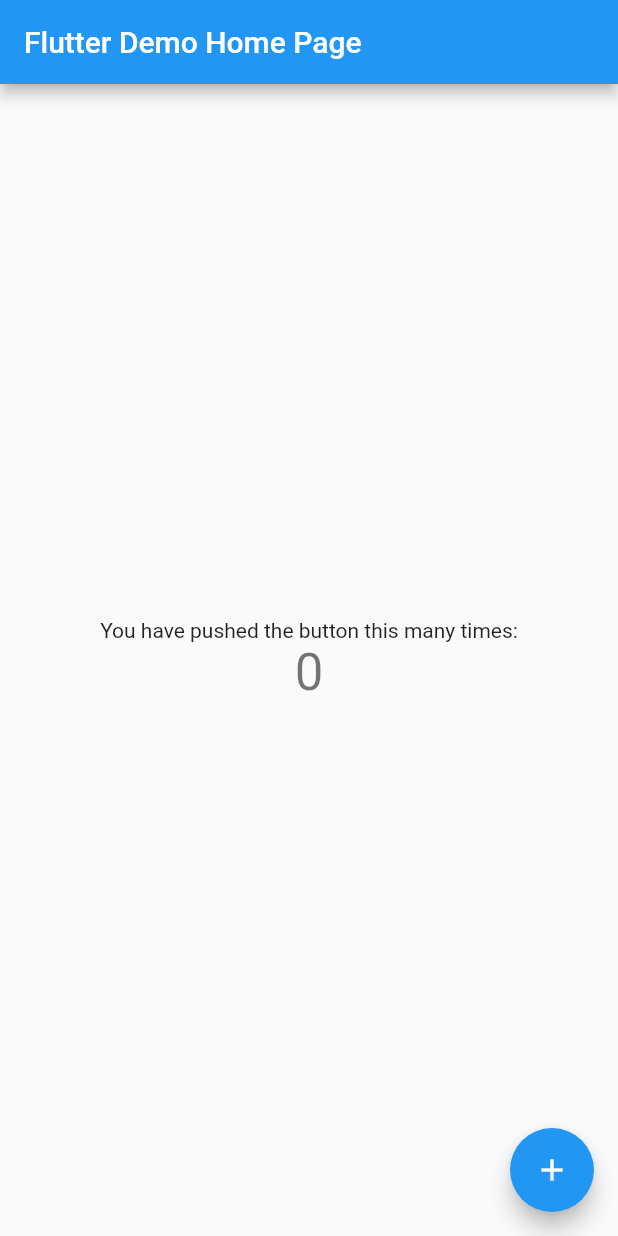
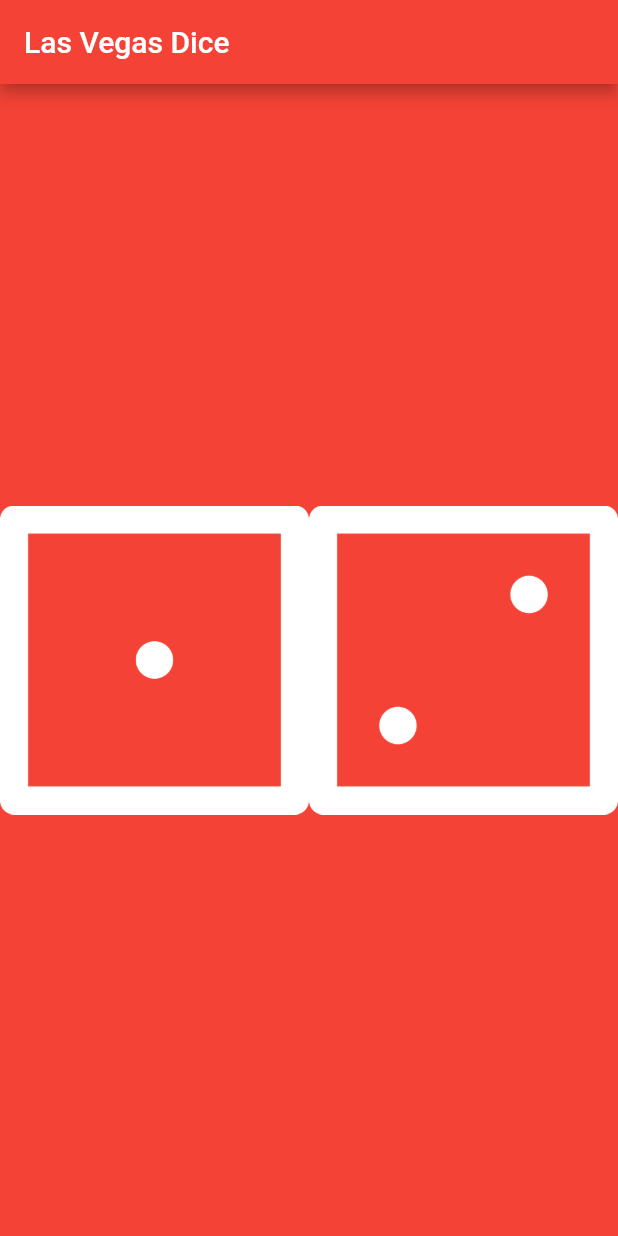
Before and after one commit to dhirajj14/Dice-Flutter-App, a Flutter app: the screen it shows after launch, on a phone screen of 412 x 824 dp. Run offline on Flutter 3.47's test engine with Material 2 defaults, Android fonts, the phone set to English and light mode, and no system bars.

Commit message:
add icons and image assets

```diff
--- a/lib/main.dart
+++ b/lib/main.dart
@@ -9,109 +9,41 @@ class MyApp extends StatelessWidget {
   @override
   Widget build(BuildContext context) {
     return MaterialApp(
-      title: 'Flutter Demo',
+      title: 'Dice App',
       theme: ThemeData(
-        // This is the theme of your application.
-        //
-        // Try running your application with "flutter run". You'll see the
-        // application has a blue toolbar. Then, without quitting the app, try
-        // changing the primarySwatch below to Colors.green and then invoke
-        // "hot reload" (press "r" in the console where you ran "flutter run",
-        // or simply save your changes to "hot reload" in a Flutter IDE).
-        // Notice that the counter didn't reset back to zero; the application
-        // is not restarted.
-        primarySwatch: Colors.blue,
-        // This makes the visual density adapt to the platform that you run
-        // the app on. For desktop platforms, the controls will be smaller and
-        // closer together (more dense) than on mobile platforms.
+        primarySwatch: Colors.red,
         visualDensity: VisualDensity.adaptivePlatformDensity,
       ),
-      home: MyHomePage(title: 'Flutter Demo Home Page'),
+      home: MyHomePage(),
     );
   }
 }
 
 class MyHomePage extends StatefulWidget {
-  MyHomePage({Key key, this.title}) : super(key: key);
-
-  // This widget is the home page of your application. It is stateful, meaning
-  // that it has a State object (defined below) that contains fields that affect
-  // how it looks.
-
-  // This class is the configuration for the state. It holds the values (in this
-  // case the title) provided by the parent (in this case the App widget) and
-  // used by the build method of the State. Fields in a Widget subclass are
-  // always marked "final".
-
-  final String title;
-
   @override
   _MyHomePageState createState() => _MyHomePageState();
 }
 
 class _MyHomePageState extends State<MyHomePage> {
-  int _counter = 0;
-
-  void _incrementCounter() {
-    setState(() {
-      // This call to setState tells the Flutter framework that something has
-      // changed in this State, which causes it to rerun the build method below
-      // so that the display can reflect the updated values. If we changed
-      // _counter without calling setState(), then the build method would not be
-      // called again, and so nothing would appear to happen.
-      _counter++;
-    });
-  }
-
   @override
   Widget build(BuildContext context) {
-    // This method is rerun every time setState is called, for instance as done
-    // by the _incrementCounter method above.
-    //
-    // The Flutter framework has been optimized to make rerunning build methods
-    // fast, so that you can just rebuild anything that needs updating rather
-    // than having to individually change instances of widgets.
     return Scaffold(
+      backgroundColor: Colors.red,
       appBar: AppBar(
-        // Here we take the value from the MyHomePage object that was created by
-        // the App.build method, and use it to set our appbar title.
-        title: Text(widget.title),
+        title: Text("Las Vegas Dice"),
       ),
       body: Center(
-        // Center is a layout widget. It takes a single child and positions it
-        // in the middle of the parent.
-        child: Column(
-          // Column is also a layout widget. It takes a list of children and
-          // arranges them vertically. By default, it sizes itself to fit its
-          // children horizontally, and tries to be as tall as its parent.
-          //
-          // Invoke "debug painting" (press "p" in the console, choose the
-          // "Toggle Debug Paint" action from the Flutter Inspector in Android
-          // Studio, or the "Toggle Debug Paint" command in Visual Studio Code)
-          // to see the wireframe for each widget.
-          //
-          // Column has various properties to control how it sizes itself and
-          // how it positions its children. Here we use mainAxisAlignment to
-          // center the children vertically; the main axis here is the vertical
-          // axis because Columns are vertical (the cross axis would be
-          // horizontal).
-          mainAxisAlignment: MainAxisAlignment.center,
+        child: Row(
           children: <Widget>[
-            Text(
-              'You have pushed the button this many times:',
+            Expanded(
+              child: Image.asset('images/dice1.png'),
             ),
-            Text(
-              '$_counter',
-              style: Theme.of(context).textTheme.headline4,
+            Expanded(
+              child: Image.asset('images/dice2.png'),
             ),
           ],
         ),
       ),
-      floatingActionButton: FloatingActionButton(
-        onPressed: _incrementCounter,
-        tooltip: 'Increment',
-        child: Icon(Icons.add),
-      ), // This trailing comma makes auto-formatting nicer for build methods.
     );
   }
 }
--- a/pubspec.yaml
+++ b/pubspec.yaml
@@ -45,9 +45,8 @@ flutter:
   uses-material-design: true
 
   # To add assets to your application, add an assets section, like this:
-  # assets:
-  #   - images/a_dot_burr.jpeg
-  #   - images/a_dot_ham.jpeg
+  assets:
+    - images/
 
   # An image asset can refer to one or more resolution-specific "variants", see
   # https://flutter.dev/assets-and-images/#resolution-aware.
```
Also changed, not shown: images/dice1.png (added), images/dice2.png (added), images/dice3.png (added), images/dice4.png (added), images/dice5.png (added), images/dice6.png (added), 41 other files.
